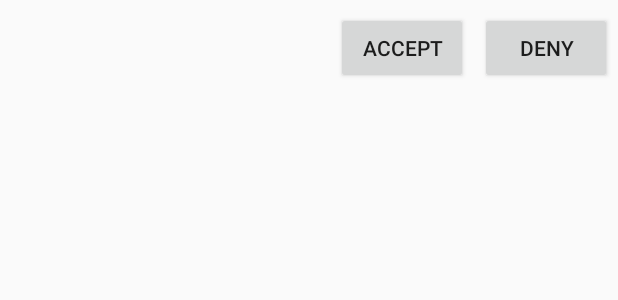
After one commit to WadeXHong/FireBase-Learning-Project, an Android app: the layout item_requestlistrecyclerview.xml on its own in the app's theme, with its tools: preview values and no code run, on a phone screen of 412 x 824 dp. The commit adds this screen. Shown: the top 300 px of the screen. Run offline under Robolectric (Android 15) with nearby library versions, the phone set to English and light mode, and no system bars.

Commit message:
好友名單在Freind裡的版本

```diff
--- a/app/src/main/java/com/example/wade8/firebase/LoginActivity.java
+++ b/app/src/main/java/com/example/wade8/firebase/LoginActivity.java
@@ -60,6 +60,7 @@ public class LoginActivity extends AppCompatActivity {
 
         if (currentUser != null){
             Log.d(TAG,"currentUser : " + currentUser.toString());
+            Log.d(TAG,"my UID : " + mAuth.getInstance().getUid());
             goToUserActivity();
         }
     }
--- a/app/src/main/java/com/example/wade8/firebase/FriendRequest.java
+++ b/app/src/main/java/com/example/wade8/firebase/Request.java
@@ -4,9 +4,11 @@ package com.example.wade8.firebase;
  * Created by wade8 on 2018/4/10.
  */
 
-public class FriendRequest {
+public class Request {
 
     private String UID;
+
+    String request_status;
 
     public String getUID() {
         return UID;
@@ -24,7 +26,6 @@ public class FriendRequest {
         this.request_status = request_status;
     }
 
-    String request_status;
 
 
 }
--- /dev/null
+++ b/app/src/main/res/layout/item_requestlistrecyclerview.xml
@@ -0,0 +1,60 @@
+<?xml version="1.0" encoding="utf-8"?>
+<android.support.constraint.ConstraintLayout xmlns:android="http://schemas.android.com/apk/res/android"
+    xmlns:tools="http://schemas.android.com/tools"
+    android:layout_width="match_parent"
+    android:layout_height="wrap_content"
+    xmlns:app="http://schemas.android.com/apk/res-auto"
+    android:id="@+id/item_userrecycerview">
+
+    <TextView
+        android:id="@+id/request_email"
+        android:layout_width="wrap_content"
+        android:layout_height="wrap_content"
+        android:layout_marginBottom="8dp"
+        android:layout_marginEnd="8dp"
+        android:layout_marginStart="8dp"
+        android:layout_marginTop="8dp"
+        android:textSize="15sp"
+        app:layout_constraintBottom_toBottomOf="parent"
+        app:layout_constraintEnd_toStartOf="@+id/request_accept"
+        app:layout_constraintStart_toStartOf="parent"
+        app:layout_constraintTop_toTopOf="parent" />
+
+    <Button
+        android:id="@+id/request_accept"
+        android:layout_width="wrap_content"
+        android:layout_height="wrap_content"
+        android:layout_marginBottom="8dp"
+        android:layout_marginEnd="8dp"
+        android:layout_marginTop="8dp"
+        android:text="accept"
+        app:layout_constraintBottom_toBottomOf="parent"
+        app:layout_constraintEnd_toStartOf="@+id/request_deny"
+        app:layout_constraintTop_toTopOf="parent" />
+
+    <Button
+        android:id="@+id/request_deny"
+        android:layout_width="wrap_content"
+        android:layout_height="wrap_content"
+        android:layout_marginBottom="8dp"
+        android:layout_marginEnd="4dp"
+        android:layout_marginTop="8dp"
+        android:text="deny"
+        app:layout_constraintBottom_toBottomOf="parent"
+        app:layout_constraintEnd_toEndOf="parent"
+        app:layout_constraintTop_toTopOf="parent" />
+
+    <TextView
+        android:id="@+id/request_status"
+        android:layout_width="wrap_content"
+        android:layout_height="wrap_content"
+        android:layout_marginBottom="8dp"
+        android:layout_marginEnd="8dp"
+        android:layout_marginTop="8dp"
+        android:text="TextView"
+        android:textSize="15sp"
+        app:layout_constraintBottom_toBottomOf="parent"
+        app:layout_constraintEnd_toEndOf="@+id/request_deny"
+        app:layout_constraintTop_toTopOf="parent" />
+
+</android.support.constraint.ConstraintLayout>
```
Also changed, not shown: app/src/main/java/com/example/wade8/firebase/Friend.java (added, +10 -0 lines), app/src/main/java/com/example/wade8/firebase/RecyclerViewAdapter/FriendListRecyclerViewAdapter.java (renamed from app/src/main/java/com/example/wade8/firebase/RecyclerViewAdapter/RecyclerViewAdapter.java, +10 -10 lines), app/src/main/java/com/example/wade8/firebase/RecyclerViewAdapter/RequestListRecyclerViewAdapter.java (added, +116 -0 lines), app/src/main/java/com/example/wade8/firebase/RecyclerViewAdapter/UserRecyclerViewAdapter.java (added, +87 -0 lines), app/src/main/java/com/example/wade8/firebase/UserActivity.java (+102 -20 lines), app/src/main/res/layout/activity_user.xml (+17 -5 lines), app/src/main/res/layout/item_friendlistrecyclerview.xml (added, +15 -0 lines), app/src/main/res/layout/item_userrecyclerview.xml (+24 -1 lines).
